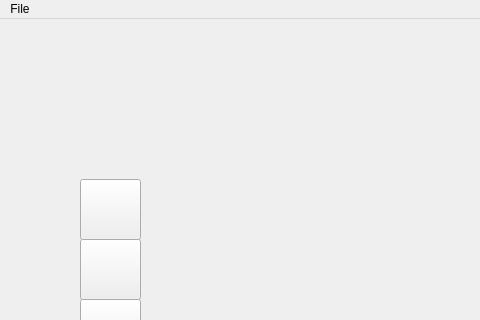
Before: the Qt Designer form SpriteEditor/spriteview.ui in bestcreator01/sprite-editor, drawn with Qt 5; both pictures show x 0 to 480 and y 0 to 320 of the 1100 by 800 pixel window.
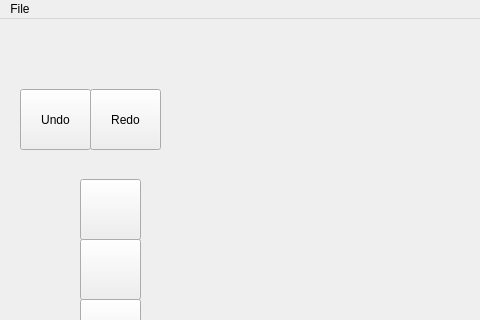
After: the same form once the commit is applied.

Commit message: Implemented Undo-Redo Logic

Diff of the .ui file:
```diff
--- a/SpriteEditor/spriteview.ui
+++ b/SpriteEditor/spriteview.ui
@@ -283,6 +283,32 @@
      </size>
     </property>
    </widget>
+   <widget class="QPushButton" name="undoButton">
+    <property name="geometry">
+     <rect>
+      <x>20</x>
+      <y>70</y>
+      <width>71</width>
+      <height>61</height>
+     </rect>
+    </property>
+    <property name="text">
+     <string>Undo</string>
+    </property>
+   </widget>
+   <widget class="QPushButton" name="redoButton">
+    <property name="geometry">
+     <rect>
+      <x>90</x>
+      <y>70</y>
+      <width>71</width>
+      <height>61</height>
+     </rect>
+    </property>
+    <property name="text">
+     <string>Redo</string>
+    </property>
+   </widget>
   </widget>
   <widget class="QMenuBar" name="menubar">
    <property name="geometry">
```
The commit also changes 2 other files.
